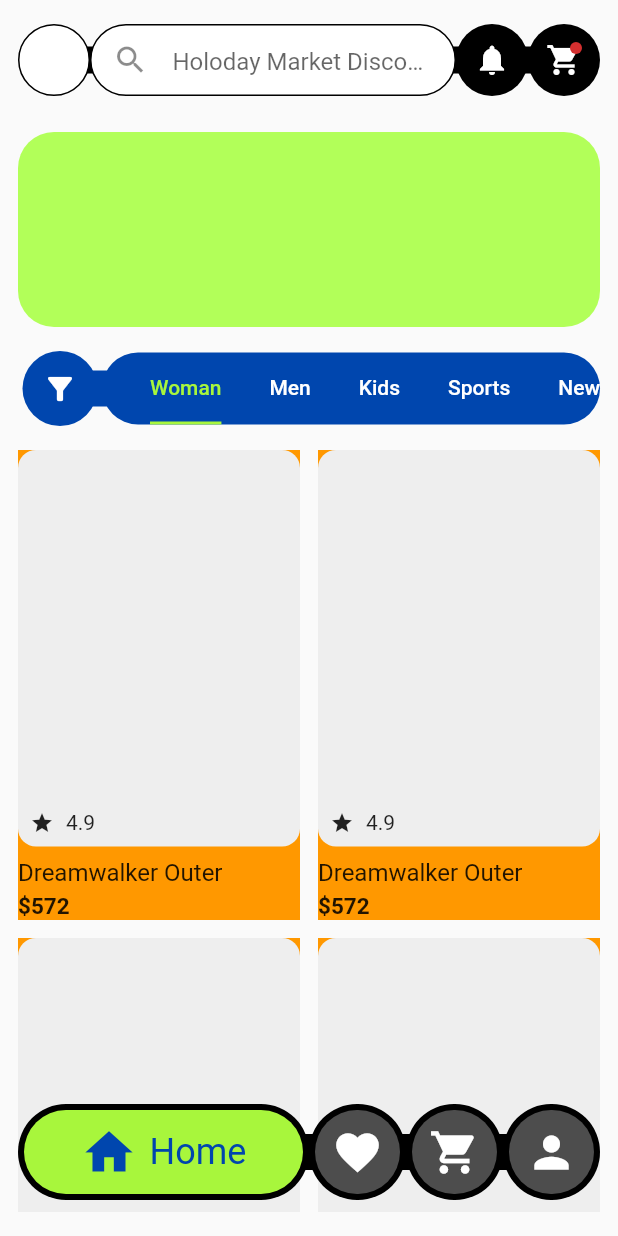
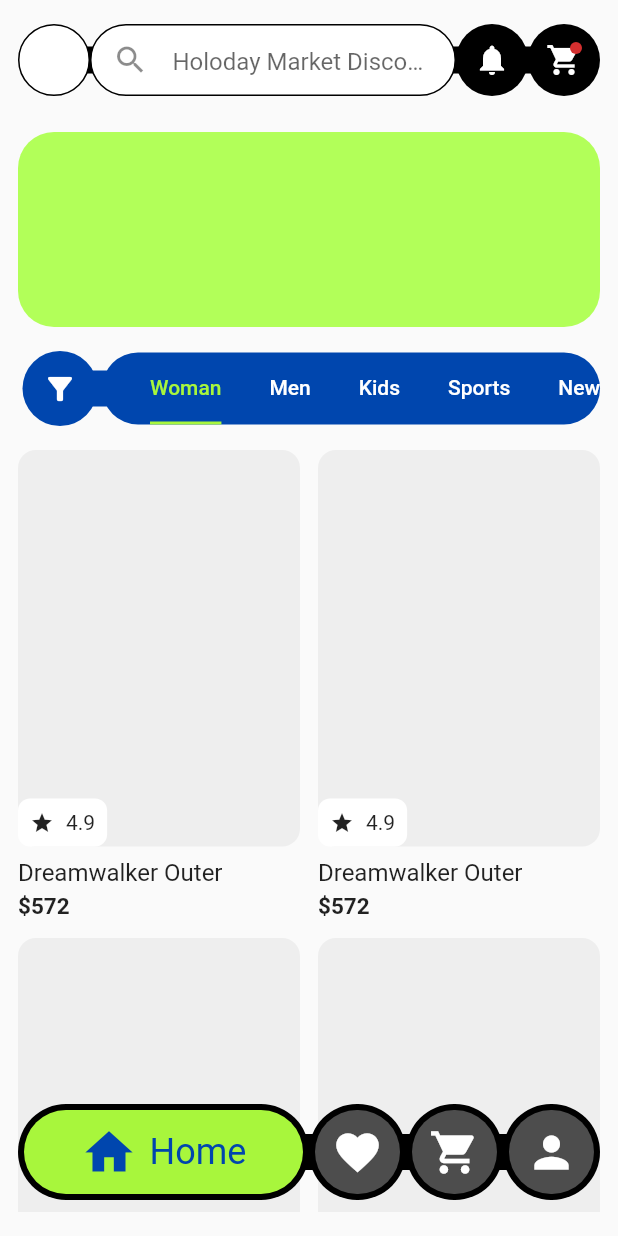
Before and after one commit to JAICHANGPARK/flutter_notebook_chapter_24, a Flutter app: the FashionECommerceMainPage screen opened directly, on a phone screen of 412 x 824 dp. Run offline on Flutter 3.47's test engine with Material 2 defaults, Android fonts, the phone set to English and light mode, and no system bars; our stand-ins replace flutter_riverpod, freezed_annotation, ionicons, percent_indicator; missing offline and left inert: crypto_font_icons; network calls fail.

Commit message:
Update fec_main_page.dart

```diff
--- a/lib/ep1368_fashion_e_commerce_app/view/fec_main_page.dart
+++ b/lib/ep1368_fashion_e_commerce_app/view/fec_main_page.dart
@@ -176,7 +176,7 @@ class _FashionECommerceMainPageState extends State<FashionECommerceMainPage> wit
                               itemCount: 10,
                               itemBuilder: (context, index) {
                                 return Container(
-                                  color: Colors.orange,
+
                                   child: Column(
                                     crossAxisAlignment: CrossAxisAlignment.start,
                                     children: [
@@ -198,6 +198,10 @@ class _FashionECommerceMainPageState extends State<FashionECommerceMainPage> wit
                                                 left: 0,
                                                 child: Container(
                                                   padding: EdgeInsets.all(8),
+                                                  decoration: BoxDecoration(
+                                                    color: Colors.white,
+                                                    borderRadius: BorderRadius.circular(8)
+                                                  ),
                                                   child: Row(
                                                     children: [
                                                       Icon(
```
